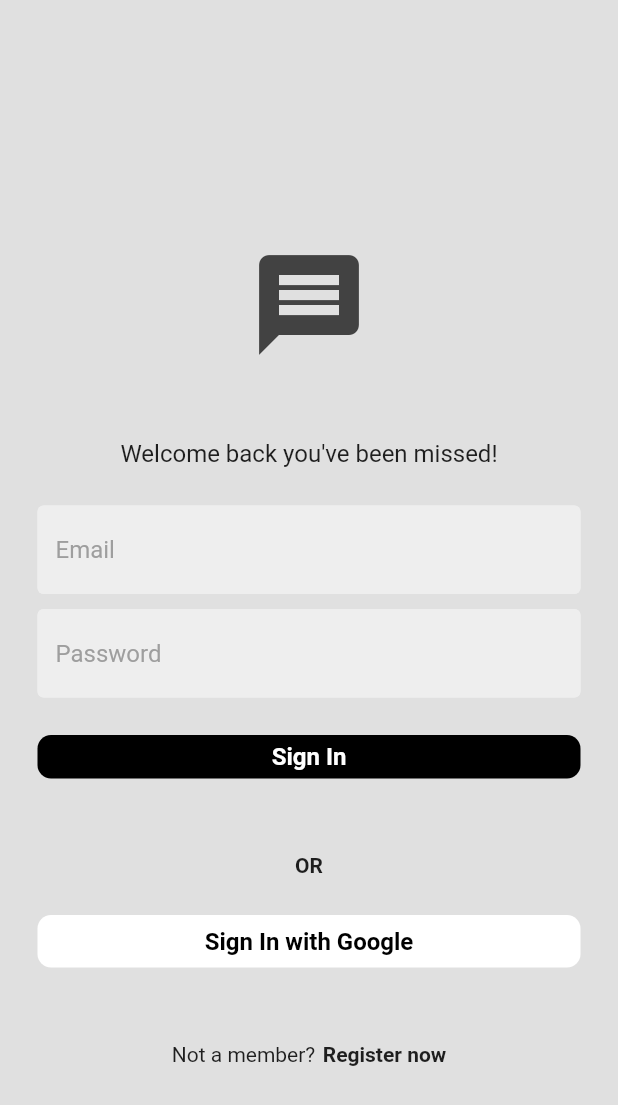
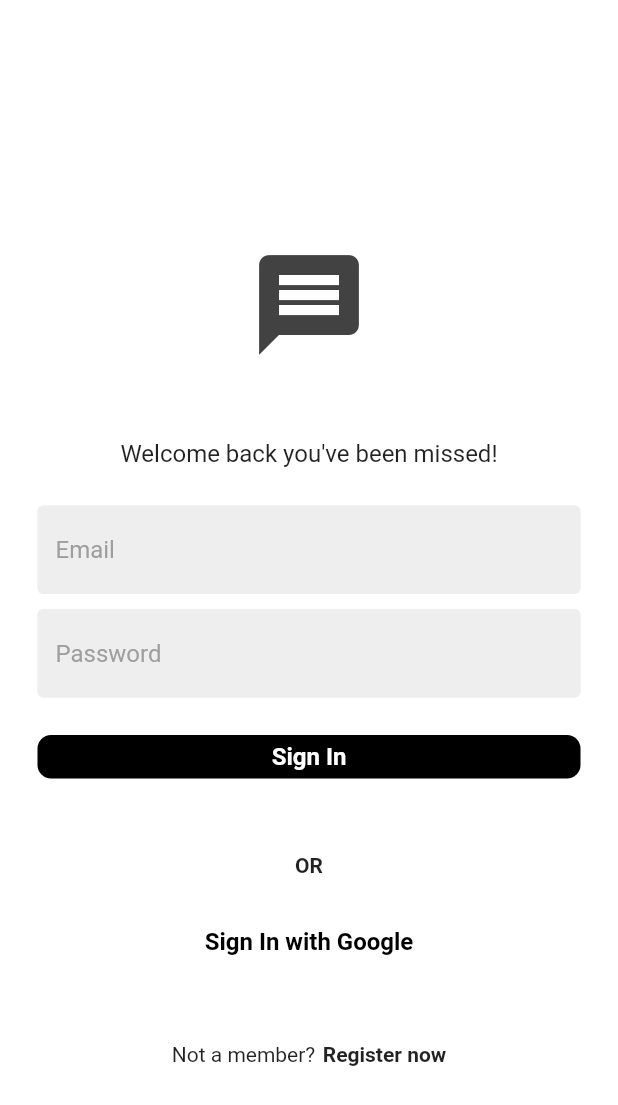
Before and after one commit to AnishaShende/AirChat, a Flutter app: the LoginPage screen opened directly with empty values, on a phone screen of 412 x 824 dp. Shown: the top 1105 px of the screen. Run offline on Flutter 3.47's test engine with Material 2 defaults, Android fonts, the light colour scheme and no system bars; our stand-ins replace cloud_firestore, dot_navigation_bar, firebase_auth, firebase_core, google_sign_in, liquid_pull_to_refresh and 1 more; missing offline and left inert: neumorphic_ui; accounts and stored records are empty; network calls fail.

Commit message:
new commit

```diff
--- a/lib/Pages/login_page.dart
+++ b/lib/Pages/login_page.dart
@@ -94,7 +94,7 @@ class _LoginPageState extends State<LoginPage> {
   @override
   Widget build(BuildContext context) {
     return Scaffold(
-      backgroundColor: Colors.grey[300],
+      backgroundColor: Colors.white,
       body: SafeArea(
         child: Center(
           child: Padding(
--- a/lib/modal/message.dart
+++ b/lib/modal/message.dart
@@ -20,7 +20,7 @@ class Message {
     'senderEmail' : senderEmail,
     'receiverId' : receiverId,
     'message' : message,
-    'timestamp' : timestamp
+    'timestamp' : timestamp,
     };
   }
 }
```
Also changed, not shown: lib/Pages/home_screen.dart (+10 -3 lines), 2 other files.
